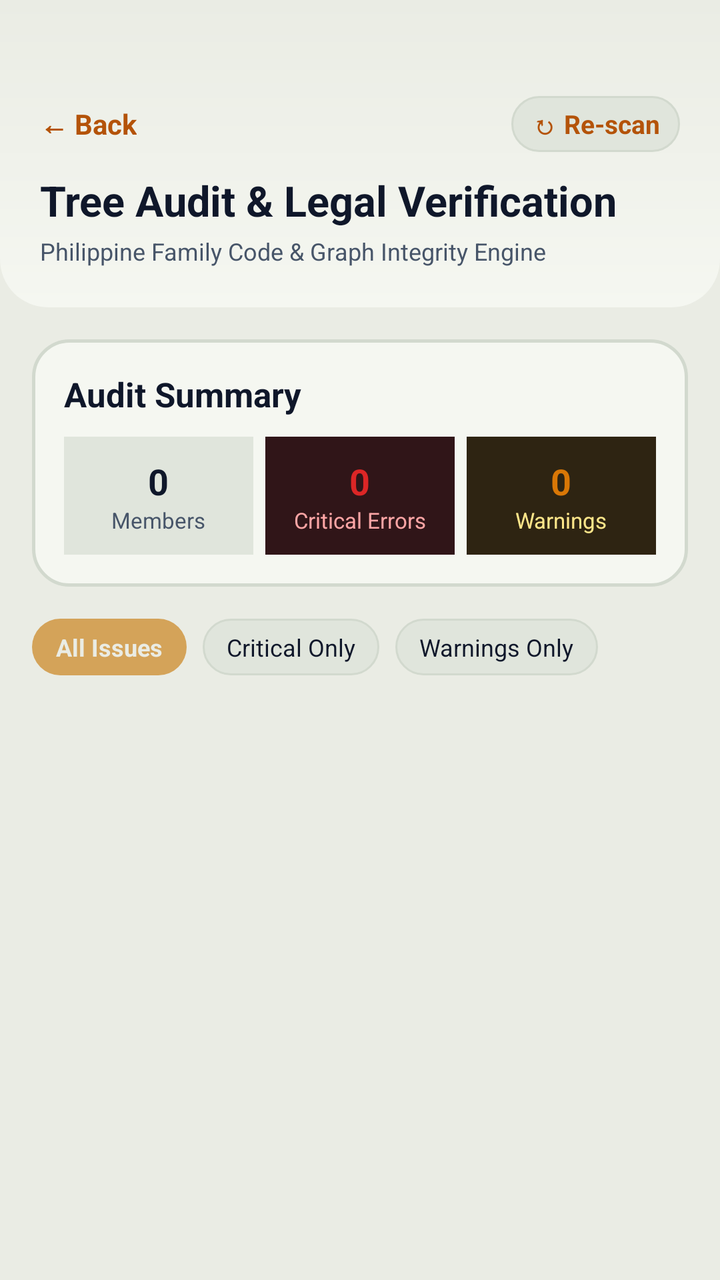
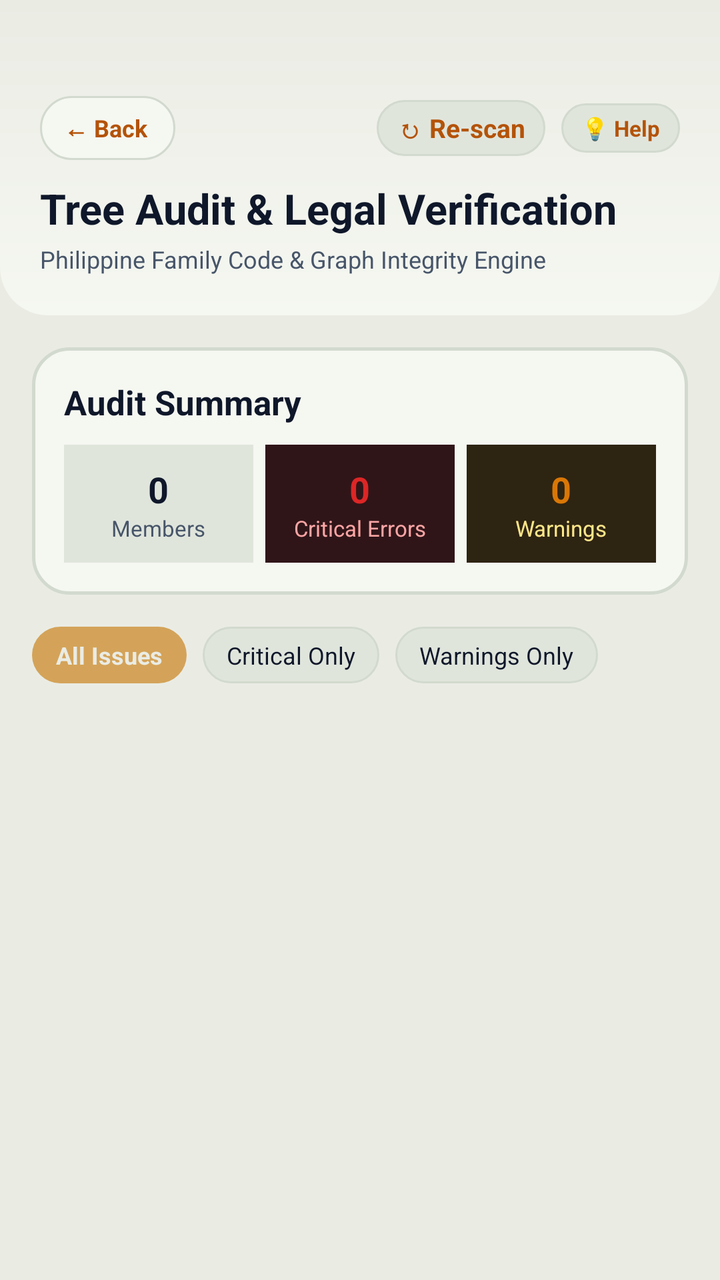

Before-and-after screenshots of an Android layout around one commit, followed by the original layout XML and the change that was made.
<!-- AndroidManifest.xml: application theme Theme.BTProject2 -->
<!-- res/layout/activity_tree_audit.xml -->
<?xml version="1.0" encoding="utf-8"?>
<LinearLayout xmlns:android="http://schemas.android.com/apk/res/android"
    android:layout_width="match_parent"
    android:layout_height="match_parent"
    android:orientation="vertical"
    android:background="@color/background">

    
    <LinearLayout
        android:layout_width="match_parent"
        android:layout_height="wrap_content"
        android:orientation="vertical"
        android:background="@drawable/dashboard_header_bg"
        android:paddingStart="20dp"
        android:paddingEnd="20dp"
        android:paddingTop="48dp"
        android:paddingBottom="20dp">

        <LinearLayout
            android:layout_width="match_parent"
            android:layout_height="wrap_content"
            android:orientation="horizontal"
            android:gravity="center_vertical"
            android:layout_marginBottom="10dp">

            <TextView
                android:id="@+id/btnBack"
                android:layout_width="wrap_content"
                android:layout_height="wrap_content"
                android:text="← Back"
                android:textSize="14sp"
                android:textStyle="bold"
                android:textColor="@color/gold_accent"
                android:clickable="true"
                android:focusable="true" />

            <View
                android:layout_width="0dp"
                android:layout_height="1dp"
                android:layout_weight="1" />

            <TextView
                android:id="@+id/btnRescan"
                android:layout_width="wrap_content"
                android:layout_height="wrap_content"
                android:text="↻ Re-scan"
                android:textSize="13sp"
                android:textStyle="bold"
                android:textColor="@color/mint_text"
                android:background="@drawable/badge_pill_dark"
                android:paddingHorizontal="10dp"
                android:paddingVertical="5dp"
                android:clickable="true"
                android:focusable="true" />
        </LinearLayout>

        <TextView
            android:layout_width="wrap_content"
            android:layout_height="wrap_content"
            android:text="Tree Audit &amp; Legal Verification"
            android:textSize="21sp"
            android:textStyle="bold"
            android:textColor="@color/text_primary"
            android:layout_marginBottom="3dp" />

        <TextView
            android:id="@+id/tvAuditSubtitle"
            android:layout_width="wrap_content"
            android:layout_height="wrap_content"
            android:text="Philippine Family Code &amp; Graph Integrity Engine"
            android:textSize="12sp"
            android:textColor="@color/text_secondary" />
    </LinearLayout>

    
    <FrameLayout
        android:layout_width="match_parent"
        android:layout_height="0dp"
        android:layout_weight="1">

        
        <LinearLayout
            android:id="@+id/layoutAuditContent"
            android:layout_width="match_parent"
            android:layout_height="match_parent"
            android:orientation="vertical"
            android:padding="16dp">

            
            <LinearLayout
                android:id="@+id/cardSummary"
                android:layout_width="match_parent"
                android:layout_height="wrap_content"
                android:orientation="vertical"
                android:background="@drawable/card_forest_elevated"
                android:padding="16dp"
                android:layout_marginBottom="16dp">

                <TextView
                    android:id="@+id/tvSummaryHeadline"
                    android:layout_width="wrap_content"
                    android:layout_height="wrap_content"
                    android:text="Audit Summary"
                    android:textSize="17sp"
                    android:textStyle="bold"
                    android:textColor="@color/text_primary"
                    android:layout_marginBottom="10dp" />

                
                <LinearLayout
                    android:layout_width="match_parent"
                    android:layout_height="wrap_content"
                    android:orientation="horizontal"
                    android:weightSum="3">

                    
                    <LinearLayout
                        android:layout_width="0dp"
                        android:layout_height="wrap_content"
                        android:layout_weight="1"
                        android:orientation="vertical"
                        android:gravity="center"
                        android:background="@color/forest_card_light"
                        android:padding="10dp"
                        android:layout_marginEnd="6dp">

                        <TextView
                            android:id="@+id/tvTotalScannedCount"
                            android:layout_width="wrap_content"
                            android:layout_height="wrap_content"
                            android:text="0"
                            android:textSize="18sp"
                            android:textStyle="bold"
                            android:textColor="@color/text_primary" />

                        <TextView
                            android:layout_width="wrap_content"
                            android:layout_height="wrap_content"
                            android:text="Members"
                            android:textSize="11sp"
                            android:textColor="@color/text_secondary" />
                    </LinearLayout>

                    
                    <LinearLayout
                        android:layout_width="0dp"
                        android:layout_height="wrap_content"
                        android:layout_weight="1"
                        android:orientation="vertical"
                        android:gravity="center"
                        android:background="#301518"
                        android:padding="10dp"
                        android:layout_marginEnd="6dp">

                        <TextView
                            android:id="@+id/tvCriticalErrorCount"
                            android:layout_width="wrap_content"
                            android:layout_height="wrap_content"
                            android:text="0"
                            android:textSize="18sp"
                            android:textStyle="bold"
                            android:textColor="@color/danger" />

                        <TextView
                            android:layout_width="wrap_content"
                            android:layout_height="wrap_content"
                            android:text="Critical Errors"
                            android:textSize="11sp"
                            android:textColor="#FCA5A5" />
                    </LinearLayout>

                    
                    <LinearLayout
                        android:layout_width="0dp"
                        android:layout_height="wrap_content"
                        android:layout_weight="1"
                        android:orientation="vertical"
                        android:gravity="center"
                        android:background="#2E2412"
                        android:padding="10dp">

                        <TextView
                            android:id="@+id/tvWarningCount"
                            android:layout_width="wrap_content"
                            android:layout_height="wrap_content"
                            android:text="0"
                            android:textSize="18sp"
                            android:textStyle="bold"
                            android:textColor="@color/warning" />

                        <TextView
                            android:layout_width="wrap_content"
                            android:layout_height="wrap_content"
                            android:text="Warnings"
                            android:textSize="11sp"
                            android:textColor="#FDE68A" />
                    </LinearLayout>
                </LinearLayout>
            </LinearLayout>

            
            <LinearLayout
                android:layout_width="match_parent"
                android:layout_height="wrap_content"
                android:orientation="horizontal"
                android:layout_marginBottom="12dp">

                <TextView
                    android:id="@+id/chipFilterAll"
                    android:layout_width="wrap_content"
                    android:layout_height="wrap_content"
                    android:text="All Issues"
                    android:textSize="12sp"
                    android:textStyle="bold"
                    android:textColor="@color/forest_bg"
                    android:background="@drawable/badge_pill_gold"
                    android:paddingHorizontal="12dp"
                    android:paddingVertical="6dp"
                    android:layout_marginEnd="8dp"
                    android:clickable="true"
                    android:focusable="true" />

                <TextView
                    android:id="@+id/chipFilterCritical"
                    android:layout_width="wrap_content"
                    android:layout_height="wrap_content"
                    android:text="Critical Only"
                    android:textSize="12sp"
                    android:textColor="@color/text_primary"
                    android:background="@drawable/badge_pill_dark"
                    android:paddingHorizontal="12dp"
                    android:paddingVertical="6dp"
                    android:layout_marginEnd="8dp"
                    android:clickable="true"
                    android:focusable="true" />

                <TextView
                    android:id="@+id/chipFilterWarnings"
                    android:layout_width="wrap_content"
                    android:layout_height="wrap_content"
                    android:text="Warnings Only"
                    android:textSize="12sp"
                    android:textColor="@color/text_primary"
                    android:background="@drawable/badge_pill_dark"
                    android:paddingHorizontal="12dp"
                    android:paddingVertical="6dp"
                    android:clickable="true"
                    android:focusable="true" />
            </LinearLayout>

            
            <androidx.recyclerview.widget.RecyclerView
                android:id="@+id/rvAuditIssues"
                android:layout_width="match_parent"
                android:layout_height="0dp"
                android:layout_weight="1"
                android:scrollbars="vertical" />

            
            <LinearLayout
                android:id="@+id/layoutCleanTreeState"
                android:layout_width="match_parent"
                android:layout_height="match_parent"
                android:gravity="center"
                android:orientation="vertical"
                android:padding="24dp"
                android:visibility="gone">

                <TextView
                    android:layout_width="wrap_content"
                    android:layout_height="wrap_content"
                    android:text="🛡️"
                    android:textSize="48sp"
                    android:layout_marginBottom="16dp" />

                <TextView
                    android:layout_width="wrap_content"
                    android:layout_height="wrap_content"
                    android:text="Tree is 100% Compliant"
                    android:textSize="20sp"
                    android:textStyle="bold"
                    android:textColor="@color/mint_text"
                    android:layout_marginBottom="8dp" />

                <TextView
                    android:layout_width="wrap_content"
                    android:layout_height="wrap_content"
                    android:text="No illegal marriages, impossible parent-child cycles, self-ancestry loops, or in-law misclassifications were detected in your family tree."
                    android:textSize="13sp"
                    android:textColor="@color/text_secondary"
                    android:gravity="center"
                    android:lineSpacingExtra="3dp" />
            </LinearLayout>

        </LinearLayout>

        
        <ProgressBar
            android:id="@+id/progressBarAudit"
            android:layout_width="wrap_content"
            android:layout_height="wrap_content"
            android:layout_gravity="center"
            android:visibility="gone" />

    </FrameLayout>

</LinearLayout>
<!-- resources referenced by this layout -->
<resources>
  <color name="background">#EAECE4</color>
  <color name="danger">#DC2626</color>
  <color name="forest_bg">#EAECE4</color>
  <color name="forest_card_light">#E0E5DC</color>
  <color name="gold_accent">#B45309</color>
  <color name="mint_text">#B45309</color>
  <color name="text_primary">#0F172A</color>
  <color name="text_secondary">#475569</color>
  <color name="warning">#D97706</color>
  <!-- drawable badge_pill_dark (drawable) -->
  <?xml version="1.0" encoding="utf-8"?>
  <shape xmlns:android="http://schemas.android.com/apk/res/android"
      android:shape="rectangle">
      <solid android:color="@color/forest_card_light" />
      <corners android:radius="20dp" />
      <stroke
          android:width="1dp"
          android:color="@color/forest_card_border" />
  </shape>
  <!-- drawable badge_pill_gold (drawable) -->
  <?xml version="1.0" encoding="utf-8"?>
  <shape xmlns:android="http://schemas.android.com/apk/res/android"
      android:shape="rectangle">
      <solid android:color="#D4A359" />
      <corners android:radius="20dp" />
  </shape>
  <!-- drawable card_forest_elevated (drawable) -->
  <?xml version="1.0" encoding="utf-8"?>
  <shape xmlns:android="http://schemas.android.com/apk/res/android"
      android:shape="rectangle">
      <solid android:color="@color/forest_card" />
      <corners android:radius="18dp" />
      <stroke
          android:width="1.5dp"
          android:color="@color/forest_card_border" />
  </shape>
  <!-- drawable dashboard_header_bg (drawable) -->
  <?xml version="1.0" encoding="utf-8"?>
  <shape xmlns:android="http://schemas.android.com/apk/res/android"
      android:shape="rectangle">
      <gradient
          android:angle="270"
          android:startColor="@color/forest_bg"
          android:endColor="@color/forest_card"
          android:type="linear" />
      <corners
          android:bottomLeftRadius="24dp"
          android:bottomRightRadius="24dp" />
  </shape>
  <style name="Theme.BTProject2" parent="Theme.MaterialComponents.DayNight.NoActionBar">
          <item name="colorPrimary">@color/gold_accent</item>
          <item name="colorPrimaryDark">@color/gold_accent_dark</item>
          <item name="colorAccent">@color/gold_accent</item>
          <item name="android:windowBackground">@color/forest_bg</item>
          <item name="android:statusBarColor">@color/forest_bg</item>
          <item name="android:windowLightStatusBar">true</item>
      </style>
  <color name="forest_card_border">#D2D9CE</color>
  <color name="forest_card">#F5F7F1</color>
  <color name="gold_accent_dark">#78350F</color>
</resources>

<!-- the commit's change to res/layout/activity_tree_audit.xml (unified diff, before → after) -->
@@ -26,11 +26,15 @@
             <TextView
                 android:id="@+id/btnBack"
                 android:layout_width="wrap_content"
-                android:layout_height="wrap_content"
+                android:layout_height="32dp"
+                android:background="@drawable/bg_nav_back_pill"
+                android:gravity="center_vertical"
+                android:paddingStart="12dp"
+                android:paddingEnd="14dp"
                 android:text="← Back"
-                android:textSize="14sp"
+                android:textSize="12sp"
                 android:textStyle="bold"
-                android:textColor="@color/gold_accent"
+                android:textColor="@color/primary"
                 android:clickable="true"
                 android:focusable="true" />
 
@@ -52,6 +56,23 @@
                 android:paddingVertical="5dp"
                 android:clickable="true"
                 android:focusable="true" />
+
+            <TextView
+                android:id="@+id/btnQuickAssistAudit"
+                android:layout_width="wrap_content"
+                android:layout_height="wrap_content"
+                android:text="💡 Help"
+                android:textSize="11sp"
+                android:textStyle="bold"
+                android:textColor="@color/gold_accent"
+                android:background="@drawable/badge_pill_dark"
+                android:paddingStart="10dp"
+                android:paddingEnd="10dp"
+                android:paddingTop="5dp"
+                android:paddingBottom="5dp"
+                android:layout_marginStart="8dp"
+                android:clickable="true"
+                android:focusable="true" />
         </LinearLayout>
 
         <TextView
<!-- resource entries referenced after the edit -->
@@ -6,6 +6,7 @@
   <color name="forest_card_light">#E0E5DC</color>
   <color name="gold_accent">#B45309</color>
   <color name="mint_text">#B45309</color>
+  <color name="primary">#B45309</color>
   <color name="text_primary">#0F172A</color>
   <color name="text_secondary">#475569</color>
   <color name="warning">#D97706</color>
@@ -26,6 +27,20 @@
       <solid android:color="#D4A359" />
       <corners android:radius="20dp" />
   </shape>
+  <!-- drawable bg_nav_back_pill (drawable) -->
+  <?xml version="1.0" encoding="utf-8"?>
+  <ripple xmlns:android="http://schemas.android.com/apk/res/android"
+      android:color="@color/gold_accent">
+      <item>
+          <shape android:shape="rectangle">
+              <solid android:color="@color/card_bg" />
+              <corners android:radius="20dp" />
+              <stroke
+                  android:width="1dp"
+                  android:color="@color/card_border" />
+          </shape>
+      </item>
+  </ripple>
   <!-- drawable card_forest_elevated (drawable) -->
   <?xml version="1.0" encoding="utf-8"?>
   <shape xmlns:android="http://schemas.android.com/apk/res/android"
@@ -58,6 +73,8 @@
           <item name="android:windowLightStatusBar">true</item>
       </style>
   <color name="forest_card_border">#D2D9CE</color>
+  <color name="card_bg">#F5F7F1</color>
+  <color name="card_border">#D2D9CE</color>
   <color name="forest_card">#F5F7F1</color>
   <color name="gold_accent_dark">#78350F</color>
 </resources>
